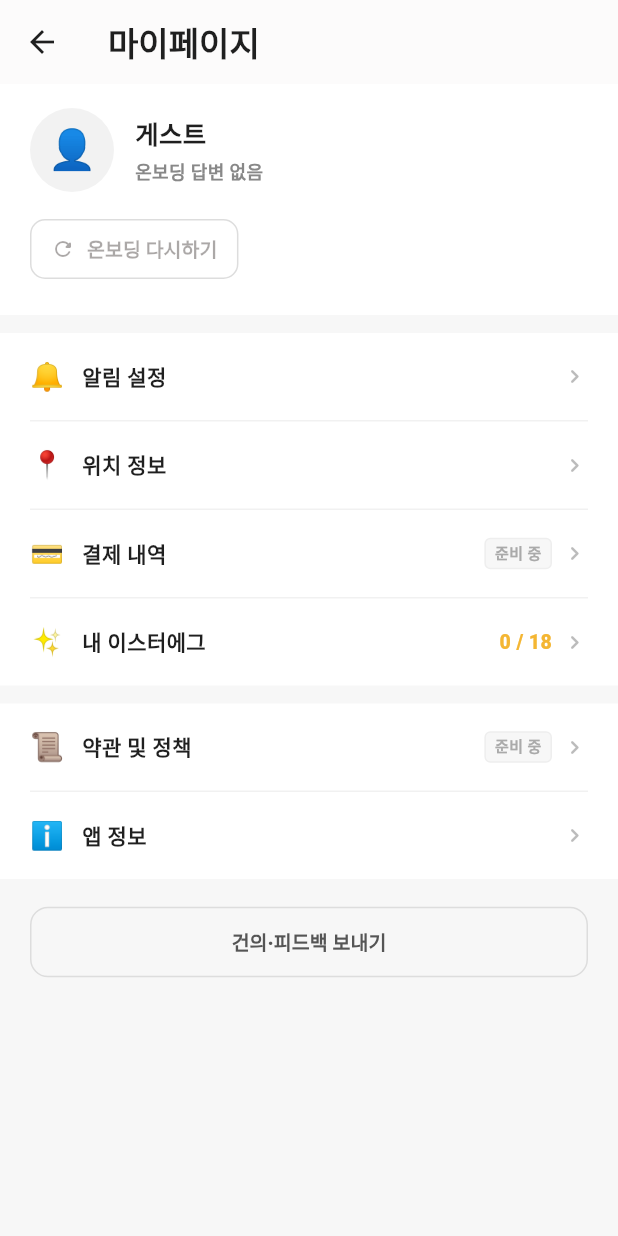
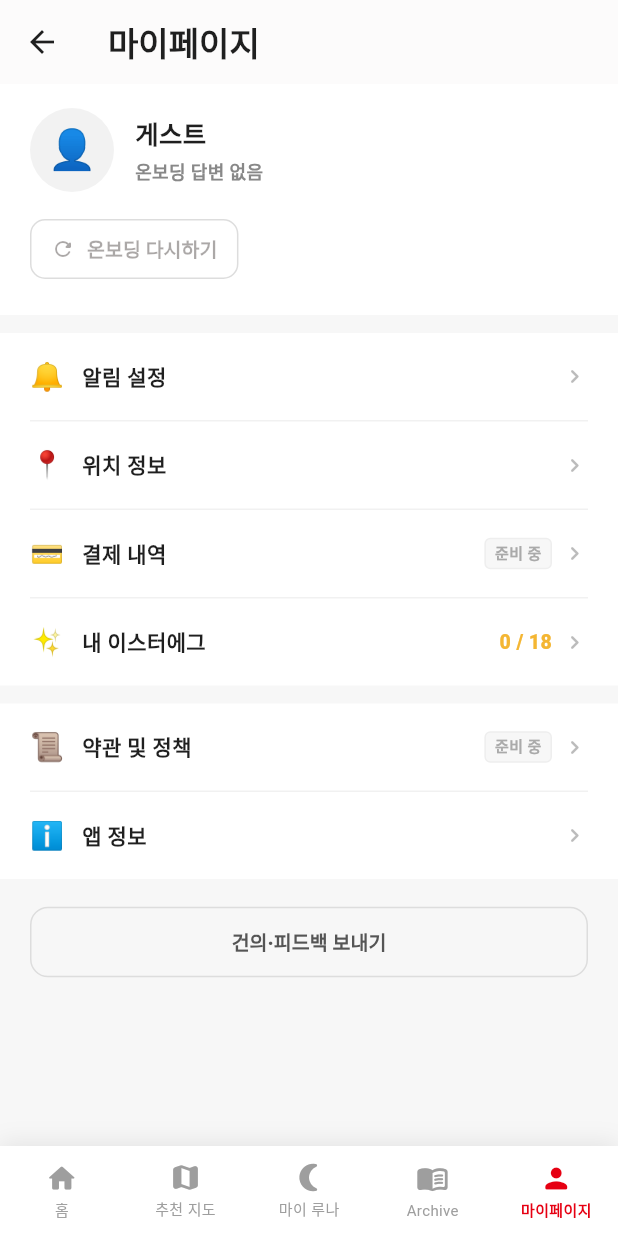
Before and after one commit to 202001381/retrace, a Flutter app: the MainScreen screen opened directly, after a tap on "서울랜드", after a tap on the "account circle" icon, on a phone screen of 412 x 824 dp. Run offline on Flutter 3.47's test engine with Material 3 defaults, Android fonts, the phone set to English and light mode, and no system bars; our stand-ins replace cloud_firestore, firebase_core, flutter_map, geolocator, latlong2, shared_preferences; accounts and stored records are empty; Roboto replaces fonts that are missing (Pretendard).

```diff
--- a/lib/main.dart
+++ b/lib/main.dart
@@ -8,7 +8,6 @@ import 'screens/map_screen.dart';
 import 'screens/myluna/myluna_screen.dart';
 import 'screens/mypage/mypage_screen.dart';
 import 'screens/onboarding_screen.dart';
-import 'screens/recommend_screen.dart';
 import 'services/onboarding_service.dart';
 
 void main() async {
@@ -121,7 +120,8 @@ class MainScreen extends StatefulWidget {
 
 class _MainScreenState extends State<MainScreen> {
   int _currentIndex = 0;
-  bool _mapMyLuna = false;
+  // '추천 지도' 탭은 기본으로 마이 루나 동선 표시.
+  bool _mapMyLuna = true;
   bool _openPricingOnStart = false;
 
   @override
@@ -140,29 +140,17 @@ class _MainScreenState extends State<MainScreen> {
     }
   }
 
-  void _goToMap({bool myLuna = false}) {
-    setState(() {
-      _currentIndex = 1;
-      _mapMyLuna = myLuna;
-    });
-  }
-
   /// 마이 루나 = bottom nav 별도 탭(index 2). 홈 카드의 "전체 동선 보기" 도 여기로.
   void _goToMyLuna() {
     setState(() {
       _currentIndex = 2;
-      _mapMyLuna = false;
     });
   }
 
   void _openMyPage() {
-    Navigator.of(context).push(
-      MaterialPageRoute(
-        builder: (_) => MypageScreen(
-          onResetOnboarding: widget.onResetOnboarding,
-        ),
-      ),
-    );
+    setState(() {
+      _currentIndex = 4;
+    });
   }
 
   @override
@@ -176,8 +164,8 @@ class _MainScreenState extends State<MainScreen> {
       ),
       MapScreen(showMyLunaInitially: _mapMyLuna),
       const MyLunaScreen(),
-      const RecommendScreen(),
       const ArchiveScreen(),
+      MypageScreen(onResetOnboarding: widget.onResetOnboarding),
     ];
 
     return Scaffold(
@@ -204,10 +192,10 @@ class _MainScreenState extends State<MainScreen> {
           child: Row(
             children: [
               _navItem(0, Icons.home_rounded, '홈'),
-              _navItem(1, Icons.map_rounded, 'MAP'),
+              _navItem(1, Icons.map_rounded, '추천 지도'),
               _navItem(2, Icons.nightlight_round, '마이 루나'),
-              _navItem(3, Icons.auto_awesome_rounded, '추천'),
-              _navItem(4, Icons.menu_book_rounded, 'Archive'),
+              _navItem(3, Icons.menu_book_rounded, 'Archive'),
+              _navItem(4, Icons.person_rounded, '마이페이지'),
             ],
           ),
         ),
@@ -222,7 +210,8 @@ class _MainScreenState extends State<MainScreen> {
       child: GestureDetector(
         onTap: () => setState(() {
           _currentIndex = index;
-          if (index != 1) _mapMyLuna = false;
+          // 추천 지도 탭 진입 시 동선 자동 표시.
+          if (index == 1) _mapMyLuna = true;
         }),
         behavior: HitTestBehavior.opaque,
         child: Column(
--- a/lib/screens/archive_screen.dart
+++ b/lib/screens/archive_screen.dart
@@ -169,22 +169,6 @@ class _ArchiveScreenState extends State<ArchiveScreen> {
             child: Column(
               children: [
                 _Header(season: _season, configs: _configs, onChange: _changeSeason),
-
-                Container(
-                  padding: const EdgeInsets.symmetric(vertical: 12),
-                  color: Colors.white.withOpacity(0.5),
-                  child: Row(
-                    mainAxisAlignment: MainAxisAlignment.spaceEvenly,
-                    children: _Season.values.map((s) => Text(
-                      '${_configs[s]!.label} ${_allProgress[s]}/5',
-                      style: TextStyle(
-                        fontSize: 12,
-                        fontWeight: _season == s ? FontWeight.w900 : FontWeight.w700,
-                        color: _season == s ? const Color(0xFFE60012) : const Color(0xFF888888)
-                      )
-                    )).toList(),
-                  ),
-                ),
 
                 Expanded(
                   child: ListView(
```
